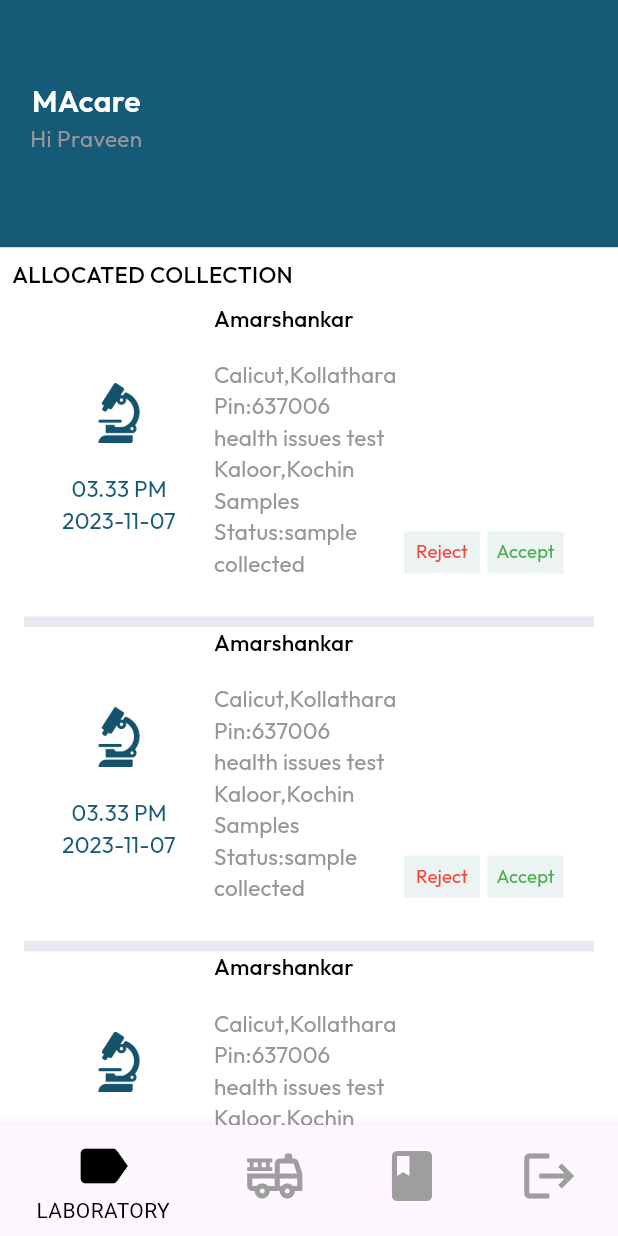
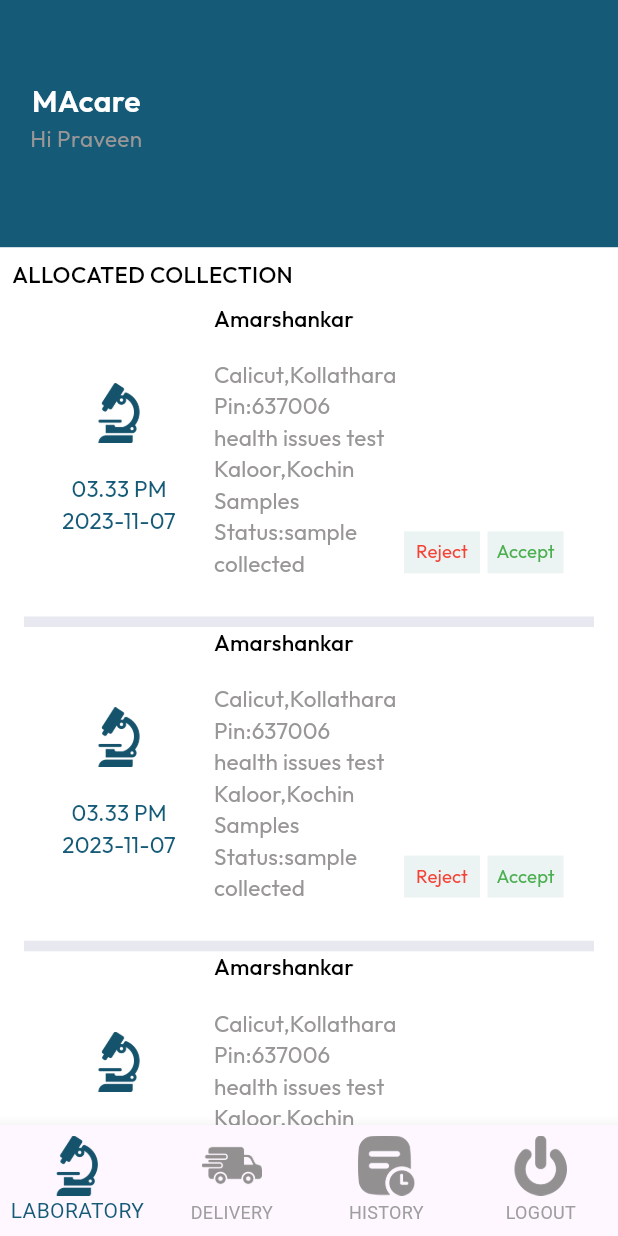
Before and after one commit to karmabe1iver/macare_agent, a Flutter app: the screen it shows after launch, on a phone screen of 412 x 824 dp. Run offline on Flutter 3.47's test engine with Material 3 defaults, Android fonts, the phone set to English and light mode, and no system bars; our stand-ins replace get, google_fonts.

Commit message:
BottomIcon

```diff
--- a/lib/app/modules/home/views/home_view.dart
+++ b/lib/app/modules/home/views/home_view.dart
@@ -1,5 +1,6 @@
 import 'package:flutter/material.dart';
 import 'package:get/get.dart';
+import 'package:macare_agent/app/utils/asset_helper.dart';
 import 'package:macare_agent/app/utils/my_theme.dart';
 import '../controllers/home_controller.dart';
 
@@ -18,33 +19,21 @@ class HomeView extends GetView<HomeController> {
 
       ///Bottom Navigation
       bottomNavigationBar: Obx(
-        () => BottomNavigationBar(
+        () => BottomNavigationBar(type: BottomNavigationBarType.fixed,
           currentIndex: controller.currentIndex.value,
           onTap: (index) {
             controller.currentIndex.value = index;
             // controller.currentScreen.value = controller.screens[index];
           },
-          items: const [
+          items:  [
              BottomNavigationBarItem(
-                icon: Icon(Icons.label, size: 40), label: "LABORATORY"),
+                icon: Image.asset(AssetHelper.laboratoryLogo,height: 40,width: 40,), label: "LABORATORY"),
              BottomNavigationBarItem(
-                icon: Icon(
-                  Icons.fire_truck_outlined,
-                  size: 40,
-                ),
-                label: "DELIVERY"),
+                icon: Image.asset(AssetHelper.deliveryLogo,height: 40,width: 40,), label: "DELIVERY"),
              BottomNavigationBarItem(
-                icon: Icon(
-                  Icons.book,
-                  size: 40,
-                ),
-                label: "HISTORY"),
+                icon: Image.asset(AssetHelper.historyLogo,height: 40,width: 40,), label: "HISTORY"),
              BottomNavigationBarItem(
-                icon: Icon(
-                  Icons.logout,
-                  size: 40,
-                ),
-                label: "LOGOUT"),
+                icon: Image.asset(AssetHelper.logoutLogo,height: 40,width: 40,), label: "LOGOUT"),
           ],
           selectedItemColor: MyTheme.bottomNavigationBarSelectedColor,
           unselectedItemColor: MyTheme.bottomNavigationBarUnSelectedColor,
--- a/lib/app/modules/laboratory/views/laboratory_view.dart
+++ b/lib/app/modules/laboratory/views/laboratory_view.dart
@@ -56,7 +56,7 @@ class LaboratoryView extends GetView<LaboratoryController> {
           Expanded(
             child: ConstrainedBox(
               constraints: const BoxConstraints(minHeight: 0, minWidth: 0),
-              child: ListView.builder(
+              child: ListView.builder(padding: EdgeInsets.zero,
                 shrinkWrap: true,
                 itemCount: 5,
                 itemBuilder: (BuildContext context, index) {
--- a/lib/app/utils/asset_helper.dart
+++ b/lib/app/utils/asset_helper.dart
@@ -6,4 +6,7 @@ abstract class AssetHelper {
   //==========================[images]=======================
   static String laboratoryLogo = images('laboratoryLogo.png');
   static String houseLogo = images('allocatedLogos.png');
+  static String deliveryLogo = images('deliverylogo.png');
+  static String historyLogo = images('historylogo.png');
+  static String logoutLogo = images('logoutlogo.png');
 }
--- a/lib/app/utils/my_theme.dart
+++ b/lib/app/utils/my_theme.dart
@@ -3,7 +3,7 @@ import 'package:google_fonts/google_fonts.dart';
 
 abstract class MyTheme {
   static const Color bottomNavigationBarColor = Colors.white;
-  static const Color bottomNavigationBarSelectedColor = Colors.black;
+  static const Color bottomNavigationBarSelectedColor = Color(0xFF155A77);
   static const Color bottomNavigationBarUnSelectedColor = Colors.grey;
   static const Color appBarColor = Color(0xFF155A77);
   static const Color textColor = Color(0xFF878686);
```
Also changed, not shown: assets/images/deliverylogo.png (added), assets/images/historylogo.png (added), assets/images/logoutlogo.png (added).
